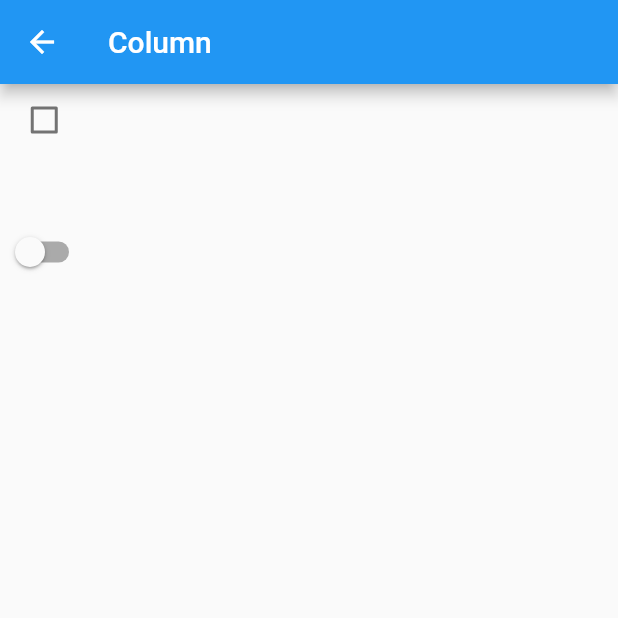
After one commit to tintoll/widget_study, a Flutter app: the screen it shows after launch, scrolled down 86 dp, after a tap on "Checkbox/Switch", on a phone screen of 412 x 824 dp, the top half of it. The commit adds this screen. Run offline on Flutter 3.47's test engine with Material 2 defaults, Android fonts, the phone set to English and light mode, and no system bars.

Commit message:
add Checkbox, Switch Widget

```diff
--- a/lib/main.dart
+++ b/lib/main.dart
@@ -2,6 +2,7 @@ import 'package:flutter/material.dart';
 import 'package:widget_study/widget_bottome_navigation_bar.dart';
 import 'package:widget_study/widget_buttons.dart';
 import 'package:widget_study/widget_card.dart';
+import 'package:widget_study/widget_checkbox_switch.dart';
 import 'package:widget_study/widget_column.dart';
 import 'package:widget_study/widget_container.dart';
 import 'package:widget_study/widget_etc.dart';
@@ -209,6 +210,18 @@ class WidgetList extends StatelessWidget {
               },
               title: Text('TextField'),
             ),
+            Divider(
+              height: 1,
+            ),
+            ListTile(
+              onTap: () {
+                Navigator.push(
+                  context,
+                  MaterialPageRoute(builder: (context) => WidgetCheckboxSwitch()),
+                );
+              },
+              title: Text('Checkbox/Switch'),
+            ),
           ],
         ));
   }
--- /dev/null
+++ b/lib/widget_checkbox_switch.dart
@@ -0,0 +1,42 @@
+import 'package:flutter/material.dart';
+
+class WidgetCheckboxSwitch extends StatefulWidget {
+  @override
+  _WidgetCheckboxSwitchState createState() => _WidgetCheckboxSwitchState();
+}
+
+class _WidgetCheckboxSwitchState extends State<WidgetCheckboxSwitch> {
+  bool _isChecked = false;
+
+  @override
+  Widget build(BuildContext context) {
+    return Scaffold(
+      appBar: AppBar(
+        title: Text('Column'),
+      ),
+      body: Column(
+        children: [
+          Checkbox(
+            value: _isChecked,
+            onChanged: (value) {
+              setState(() {
+                _isChecked = value;
+              });
+            },
+          ),
+          SizedBox(
+            height: 40,
+          ),
+          Switch(
+            value: _isChecked,
+            onChanged: (value) {
+              setState(() {
+                _isChecked = value;
+              });
+            },
+          )
+        ],
+      ),
+    );
+  }
+}
```
